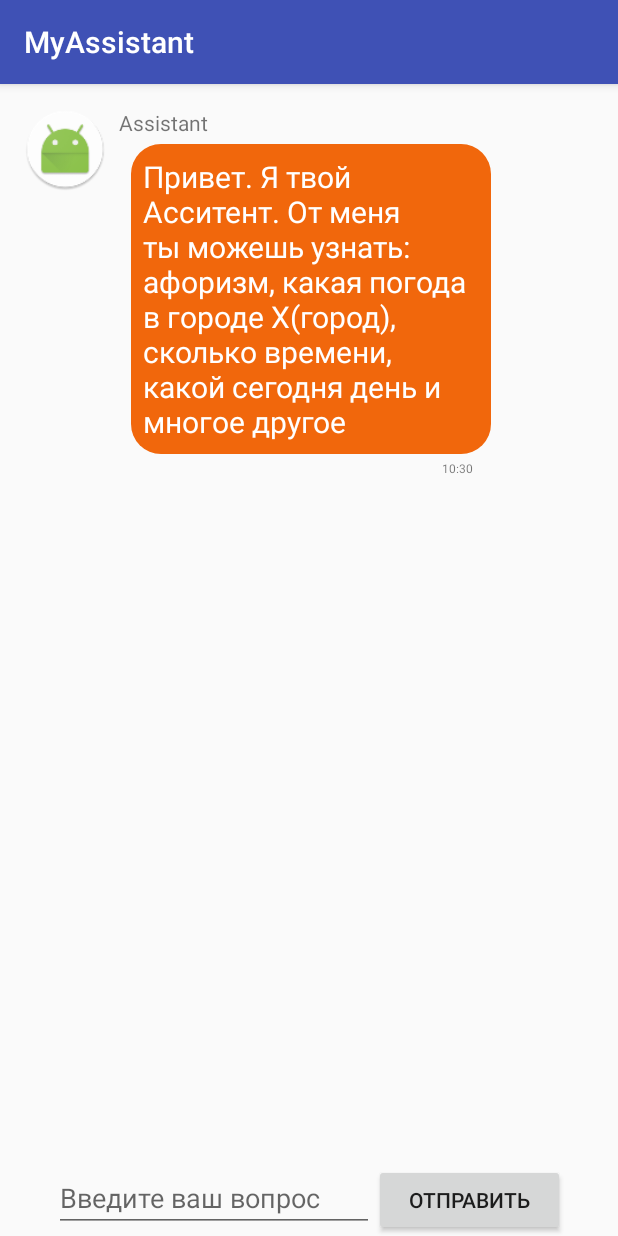
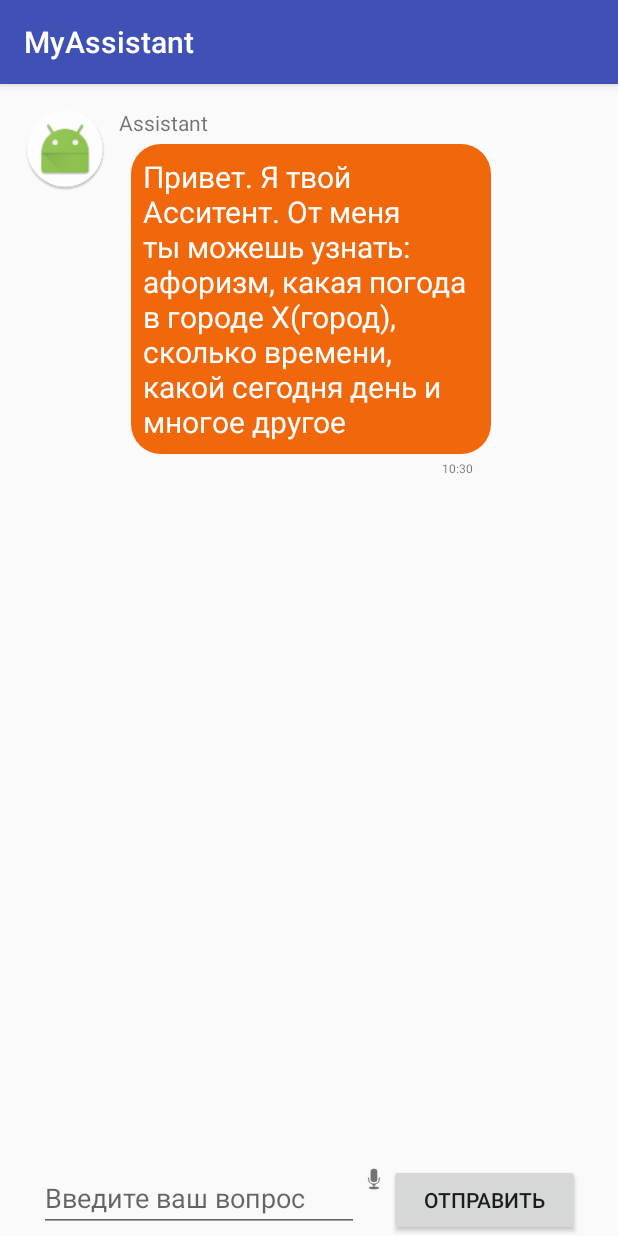
Before and after one commit to LisPI/AndroidNewStart, an Android app: the screen it shows after launch (MainActivity), on a phone screen of 412 x 824 dp. Run offline under Robolectric (Android 15) with nearby library versions, the phone set to English and light mode, and no system bars.

Commit message:
add mic button image, don't implement logic

```diff
--- a/app/src/main/java/com/example/lis/hello/MainActivity.java
+++ b/app/src/main/java/com/example/lis/hello/MainActivity.java
@@ -68,9 +68,6 @@ public class MainActivity extends AppCompatActivity {
 
         userMessage.setText("");
 
-        //chatWindow.append("\n" + ">> " + message);
-        //chatWindow.append("\n<< " + AI.getAnswer(message));
-
         messageController.messageList.add(new Message(message,true));
         AI.getAnswer(message, new MyConsumer() {
                     @Override
--- a/app/src/main/res/layout/activity_main.xml
+++ b/app/src/main/res/layout/activity_main.xml
@@ -36,15 +36,23 @@
             android:layout_height="wrap_content"
             android:layout_weight="1"
             android:ems="10"
-            android:hint="Введите ваш вопрос"
-            android:inputType="textPersonName" />
+            android:hint="@string/question"
+        />
+
+        <ImageView
+            android:id="@+id/button_mic"
+            android:layout_width="20dp"
+            android:layout_height="20dp"
+            android:background="@android:drawable/ic_btn_speak_now"
+            android:scaleType="fitCenter"
+            android:contentDescription="@string/micImage" />
 
         <Button
             android:id="@+id/sendButton"
             android:layout_width="127dp"
             android:layout_height="wrap_content"
             android:layout_weight="1"
-            android:text="Отправить" />
+            android:text="@string/send" />
     </LinearLayout>
 
 </android.support.constraint.ConstraintLayout>
--- a/app/src/main/res/values/strings.xml
+++ b/app/src/main/res/values/strings.xml
@@ -1,4 +1,7 @@
 <resources>
     <string name="app_name">MyAssistant</string>
     <string name="init_message">Привет. Я твой Асситент. От меня ты можешь узнать: афоризм, какая погода в городе X(город), сколько времени, какой сегодня день и многое другое </string>
+    <string name="question">Введите ваш вопрос</string>
+    <string name="send">Отправить</string>
+    <string name="micImage">MicImage</string>
 </resources>
```
